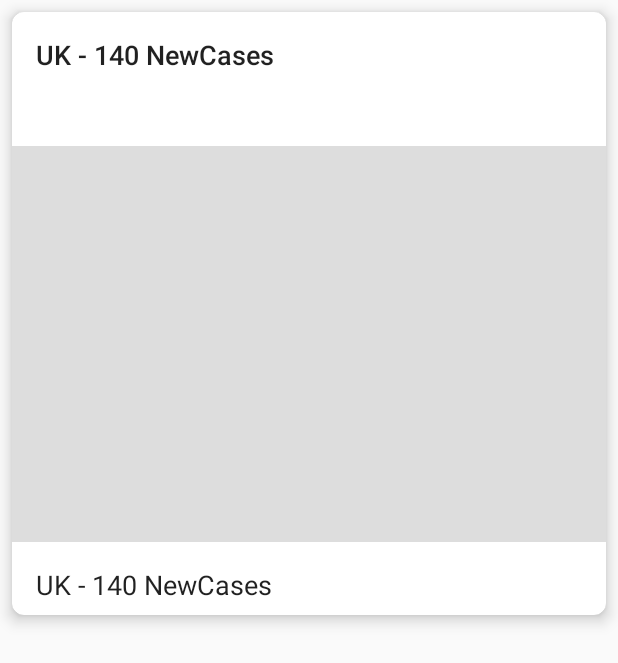
After one commit to arta666/covid-tracker, an Android app: the layout item_news.xml on its own in the app's theme, with its tools: preview values and no code run, on a phone screen of 412 x 824 dp. The commit adds this screen. Shown: the top 663 px of the screen. Run offline under Robolectric (Android 15) with nearby library versions, the phone set to English and light mode, and no system bars.

Commit message:
create NewsAdapter and ImageLoader class

```diff
--- /dev/null
+++ b/app/src/main/res/layout/item_news.xml
@@ -0,0 +1,71 @@
+<?xml version="1.0" encoding="utf-8"?>
+<androidx.cardview.widget.CardView xmlns:android="http://schemas.android.com/apk/res/android"
+    xmlns:app="http://schemas.android.com/apk/res-auto"
+    xmlns:tools="http://schemas.android.com/tools"
+    android:layout_width="match_parent"
+    android:layout_height="wrap_content"
+    android:layout_margin="@dimen/margin_medium"
+    app:cardCornerRadius="@dimen/card_radius"
+    app:cardElevation="@dimen/card_elevation">
+
+    <androidx.constraintlayout.widget.ConstraintLayout
+        android:layout_width="match_parent"
+        android:layout_height="match_parent">
+
+
+        <TextView
+            android:id="@+id/vTitle"
+            android:layout_width="wrap_content"
+            android:layout_height="0dp"
+            android:layout_marginStart="@dimen/margin_large"
+            android:layout_marginTop="@dimen/margin_large"
+            android:textAppearance="@style/TextAppearance.AppCompat.Body2"
+            android:textSize="@dimen/text_size_medium"
+            app:layout_constraintStart_toStartOf="parent"
+            app:layout_constraintTop_toTopOf="parent"
+            tools:text="UK - 140 NewCases" />
+
+        <androidx.constraintlayout.widget.ConstraintLayout
+            android:id="@+id/constraintLayout"
+            android:layout_width="match_parent"
+            android:layout_height="wrap_content"
+            app:layout_constraintBottom_toBottomOf="parent"
+            app:layout_constraintEnd_toEndOf="parent"
+            app:layout_constraintStart_toStartOf="parent"
+            app:layout_constraintTop_toBottomOf="@id/vTitle">
+
+            <ImageView
+                android:id="@+id/ivPoster"
+                android:layout_width="match_parent"
+                android:layout_height="0dp"
+                android:background="@color/place_holder"
+                android:contentDescription="@string/content_desc_poster"
+                android:scaleType="fitCenter"
+
+                app:layout_constraintBottom_toBottomOf="parent"
+                app:layout_constraintDimensionRatio="H,3:2"
+                app:layout_constraintEnd_toEndOf="parent"
+                app:layout_constraintStart_toStartOf="parent"
+                app:layout_constraintTop_toTopOf="parent" />
+
+        </androidx.constraintlayout.widget.ConstraintLayout>
+
+        <TextView
+            android:id="@+id/vDescription"
+            android:layout_width="match_parent"
+            android:layout_height="wrap_content"
+            android:layout_marginBottom="@dimen/margin_medium"
+            android:textAppearance="@style/TextAppearance.AppCompat.Body1"
+            android:textSize="@dimen/text_size_medium"
+            android:layout_marginStart="@dimen/margin_large"
+            android:layout_marginTop="@dimen/margin_large"
+            app:layout_constraintBottom_toBottomOf="parent"
+            app:layout_constraintEnd_toEndOf="parent"
+            app:layout_constraintStart_toStartOf="parent"
+            app:layout_constraintTop_toBottomOf="@id/constraintLayout"
+            tools:text="UK - 140 NewCases" />
+
+
+    </androidx.constraintlayout.widget.ConstraintLayout>
+
+</androidx.cardview.widget.CardView>
--- a/app/src/main/res/values/colors.xml
+++ b/app/src/main/res/values/colors.xml
@@ -11,5 +11,6 @@
 
     <color name="windowBackground">#FFFFFF</color>
     <color name="navigationBarColor">#000000</color>
+    <color name="place_holder">#dddddd</color>
 
 </resources>
--- a/app/src/main/res/values/strings.xml
+++ b/app/src/main/res/values/strings.xml
@@ -15,6 +15,7 @@
     <string name="nav_item_home">Home</string>
     <string name="nav_item_friends">Friends</string>
     <string name="nav_item_notifications">Messages</string>
+    <string name="content_desc_poster">poster</string>
 
     <!-- navigation drawer item labels  -->
     <string-array name="nav_drawer_labels">
```
Also changed, not shown: app/src/main/java/com/arman/covidtracker/ui/adapter/NewsAdapter.java (added, +89 -0 lines), app/src/main/java/com/arman/covidtracker/ui/fragment/NewsFragment.java (added, +45 -0 lines), app/src/main/java/com/arman/covidtracker/utils/ImageLoader.java (added, +12 -0 lines), app/src/main/res/layout/fragment_news.xml (added, +51 -0 lines).
